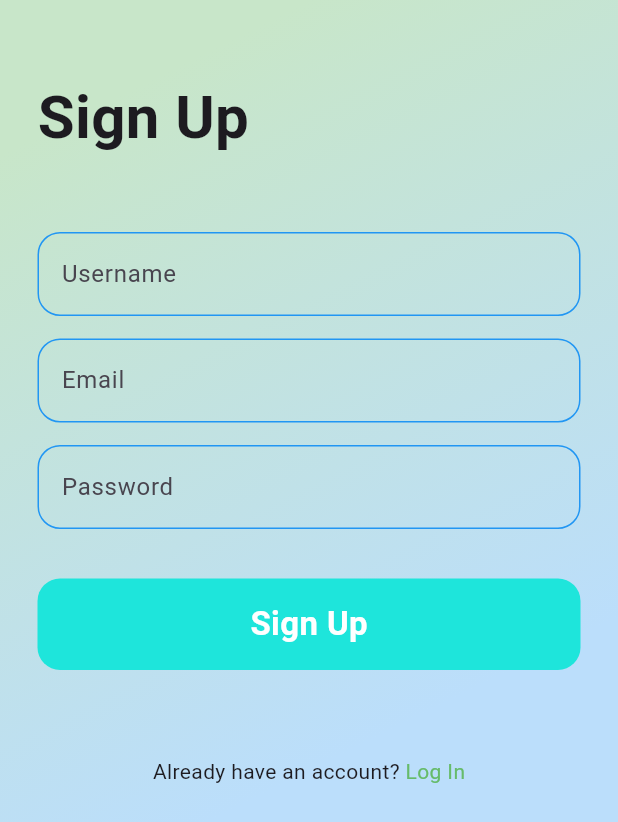
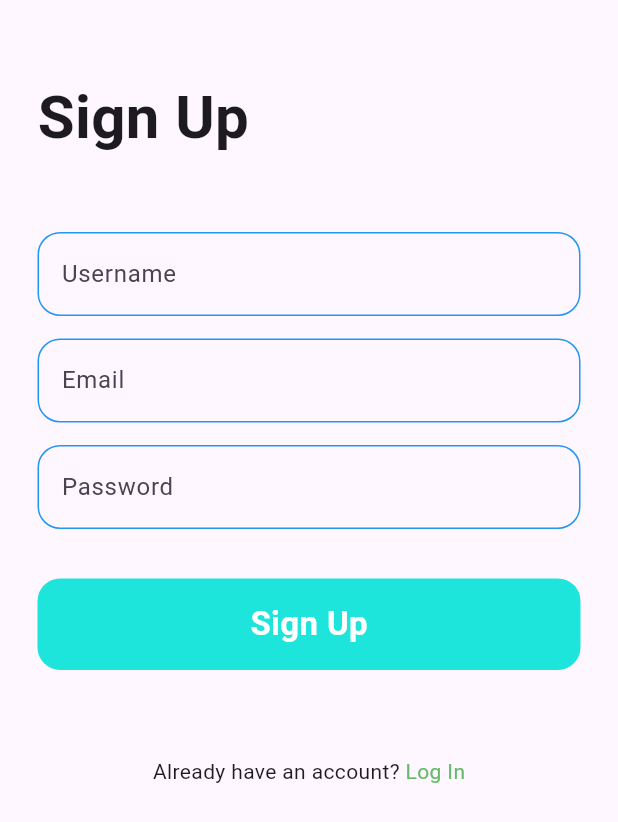
Before and after one commit to asiripr/priolearn, a Flutter app: the screen it shows after launch, after a tap on "Sign Up", on a phone screen of 412 x 824 dp. Shown: the top 822 px of the screen. Run offline on Flutter 3.47's test engine with Material 3 defaults, Android fonts, the phone set to English and light mode, and no system bars; our stand-ins replace firebase_auth, firebase_core; accounts and stored records are empty.

Commit message:
I make some modifications on sign_up.dart file

```diff
--- a/lib/authentication/sign_up.dart
+++ b/lib/authentication/sign_up.dart
@@ -44,11 +44,7 @@ class SignUp extends StatelessWidget {
     return MaterialApp(
       debugShowCheckedModeBanner: false,
       home: Scaffold(
-        body: Container(
-          decoration: BoxDecoration(
-          gradient: LinearGradient(begin: Alignment.topCenter, colors: [Colors.green.shade100,Colors.blue.shade100]),
-        ),
-          child: Padding(
+        body: Padding(
           padding: const EdgeInsets.all(25.0),
           child: ListView(
             // mainAxisAlignment: MainAxisAlignment.center,
@@ -156,7 +152,6 @@ class SignUp extends StatelessWidget {
           ),
         ),
       ),
-      ),
     );
   }
 }
```
Also changed, not shown: lib/pages/home.dart (+15 -5 lines). Lines whose indentation alone changed are shown as unchanged.
